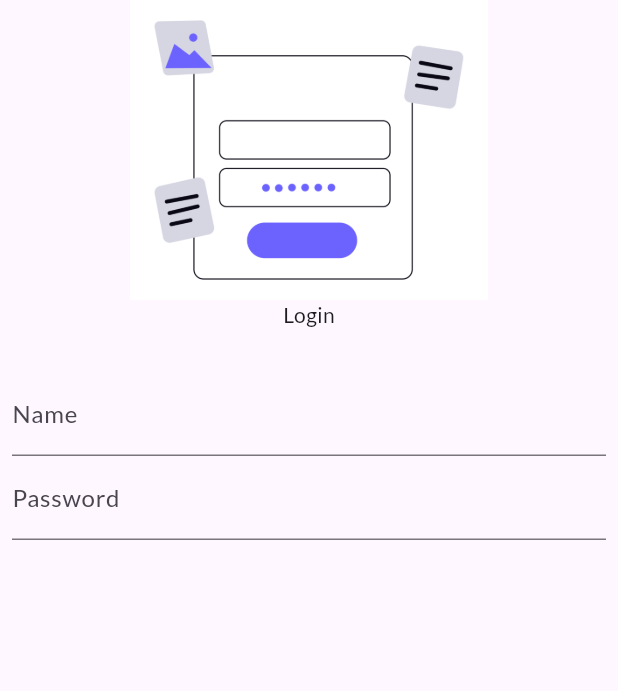
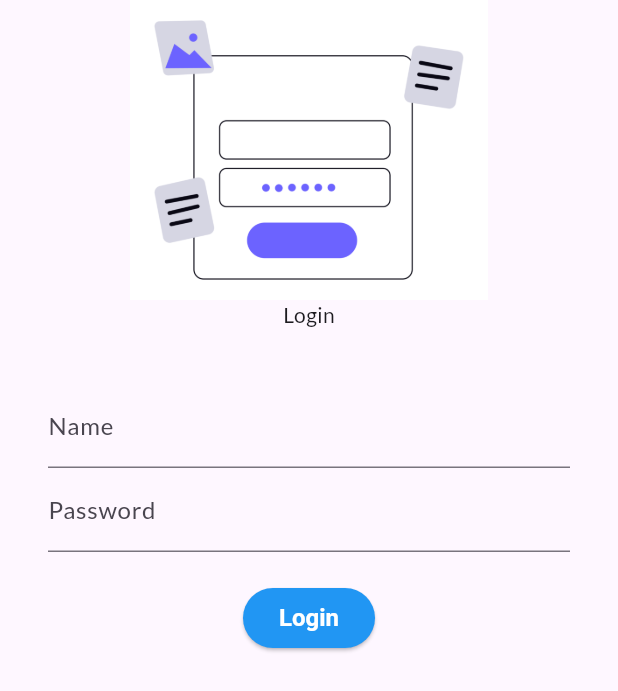
Before and after one commit to adiprijal/Flutter_Catalog_App, a Flutter app: the screen it shows after launch, on a phone screen of 412 x 824 dp. Shown: the top 691 px of the screen. Run offline on Flutter 3.47's test engine with Material 3 defaults, Android fonts, the phone set to English and light mode, and no system bars; our stand-ins replace google_fonts.

Commit message:
Refactor LoginPage layout and enhance button styling with improved padding and text properties

```diff
--- a/lib/pages/login_page.dart
+++ b/lib/pages/login_page.dart
@@ -15,28 +15,46 @@
             Image.asset("assets/images/enter-password.png", height: 200),
             Text("Login"),
             SizedBox(height: 20),
-            // Padding is used to add space around the child widget. It takes a padding value and applies it to the child widget. In this case, we are using EdgeInsets.all(8.0) to add 8 pixels of padding on all sides of the child widget.
-            // Some of the common properties of Padding widget are:
-            // padding: This property takes an EdgeInsets value that defines the amount of padding to apply. It can be set using EdgeInsets.all(), EdgeInsets.symmetric(), EdgeInsets.only(), etc.
             Padding(
-              padding: const EdgeInsets.all(8.0),
+              padding: const EdgeInsets.symmetric(
+                horizontal: 32.0,
+                vertical: 16.0,
+              ),
               child: Column(
                 children: [
                   TextFormField(
                     decoration: InputDecoration(
                       hintText: "Enter your name",
                       labelText: "Name",
-                    )
+                    ),
                   ),
                   TextFormField(
+                    // obscureText is a property of the TextFormField widget that is used to hide the text entered by the user. It is commonly used for password fields. When obscureText is set to true, the text entered by the user will be replaced with dots or asterisks, making it difficult for others to see what is being typed.
+                    obscureText: true,
                     decoration: InputDecoration(
                       hintText: "Enter your password",
                       labelText: "Password",
-                    )
+                    ),
+                  ),
+                  SizedBox(height: 20),
+                  // ElevatedButton is a Material Design button that reacts to touches by filling with color. It is a replacement for RaisedButton.
+                  // The ElevatedButton widget is used to create a button that can be pressed by the user. It has a child widget, which is usually a Text widget, and an onPressed callback that is called when the button is pressed.
+                  ElevatedButton(
+                    style: ButtonStyle(
+                      textStyle: WidgetStateProperty.all(
+                        TextStyle(fontSize: 16, fontWeight: FontWeight.bold),
+                      ),
+                      foregroundColor: WidgetStateProperty.all(Colors.white),
+                      backgroundColor: WidgetStateProperty.all(Colors.blue),
+                    ),
+                    child: Text("Login"),
+                    onPressed: () {
+                      print("Login button pressed");
+                    },
                   ),
                 ],
               ),
-            )
+            ),
           ],
         ),
       ),
```
